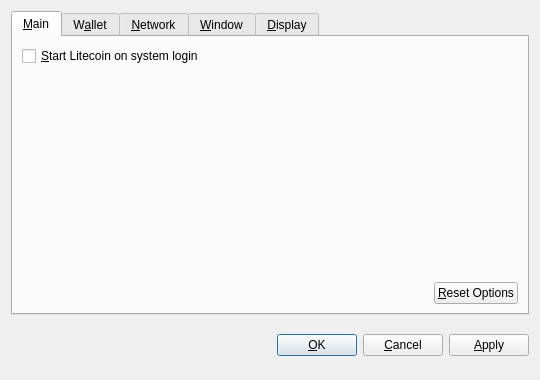
First picture: the form in src/qt/forms/optionsdialog.ui, repository monacoinproject/monacoin, before the edit.
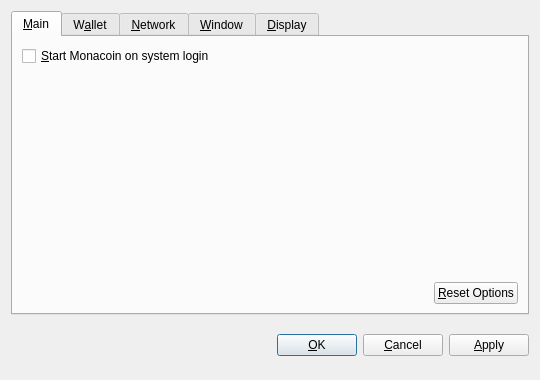
Second picture: the form after the edit. Custom widgets are drawn as their Qt base class.

Patch:
```diff
--- a/src/qt/forms/optionsdialog.ui
+++ b/src/qt/forms/optionsdialog.ui
@@ -36,7 +36,7 @@
           <string>Automatically start Litecoin after logging in to the system.</string>
          </property>
          <property name="text">
-          <string>&amp;Start Litecoin on system login</string>
+          <string>&amp;Start Monacoin on system login</string>
          </property>
         </widget>
        </item>
```
Left out of the diff: 2 changed lines with no effect on the pictures.
